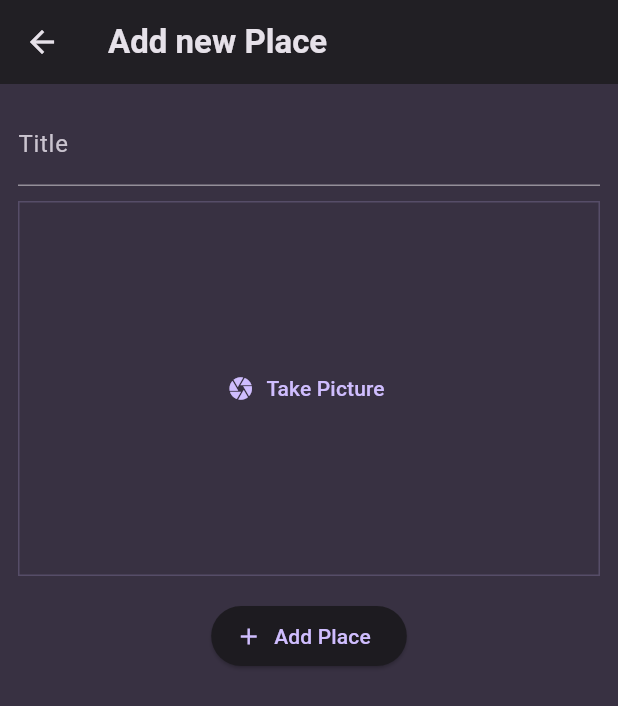
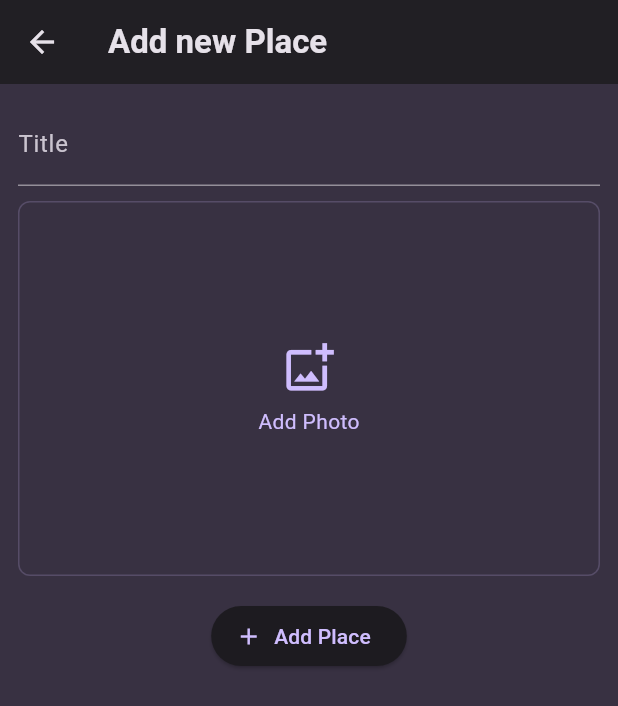
Before and after one commit to Mir-37/where_you_at, a Flutter app: the AddPlaceScreen screen opened directly, on a phone screen of 412 x 824 dp. Shown: the top 706 px of the screen. Run offline on Flutter 3.47's test engine with Material 3 defaults, Android fonts, the phone set to English and light mode, and no system bars; our stand-ins replace flutter_riverpod, google_fonts, image_picker.

Commit message:
refactor(core): migrate image handling from File to Uint8List across model, state, and UI

```diff
--- a/lib/models/place.dart
+++ b/lib/models/place.dart
@@ -1,5 +1,4 @@
-import 'dart:io';
-
+import 'package:flutter/foundation.dart';
 import 'package:uuid/uuid.dart';
 
 const uuid = Uuid();
@@ -7,7 +6,7 @@ const uuid = Uuid();
 class Place {
   final String id;
   final String title;
-  final File image;
+  final Uint8List imageBytes;
 
-  Place({required this.title, required this.image}) : id = uuid.v4();
+  Place({required this.title, required this.imageBytes}) : id = uuid.v4();
 }
--- a/lib/providers/user_places.dart
+++ b/lib/providers/user_places.dart
@@ -1,4 +1,4 @@
-import 'dart:io';
+import 'dart:typed_data';
 
 import 'package:flutter_riverpod/legacy.dart';
 import 'package:wya/models/place.dart';
@@ -6,8 +6,8 @@ import 'package:wya/models/place.dart';
 class UserPlacesNotifier extends StateNotifier<List<Place>> {
   UserPlacesNotifier() : super(const []);
 
-  void addPlace(String title, File image) {
-    final newPlace = Place(title: title, image: image);
+  void addPlace(String title, Uint8List imageBytes) {
+    final newPlace = Place(title: title, imageBytes: imageBytes);
     state = [newPlace, ...state];
   }
 }
--- a/lib/screens/add_place_screen.dart
+++ b/lib/screens/add_place_screen.dart
@@ -1,4 +1,4 @@
-import 'dart:io';
+import 'dart:typed_data';
 
 import 'package:flutter/material.dart';
 import 'package:flutter_riverpod/flutter_riverpod.dart';
@@ -14,7 +14,7 @@ class AddPlaceScreen extends ConsumerStatefulWidget {
 
 class AddPlaceScreenState extends ConsumerState<AddPlaceScreen> {
   final _titleController = TextEditingController();
-  File? _selectedImage;
+  Uint8List? _selectedImage;
 
   void _savePlace() {
     final enteredTitle = _titleController.text;
@@ -64,7 +64,7 @@ class AddPlaceScreenState extends ConsumerState<AddPlaceScreen> {
                 height: 10,
               ),
               ImageInput(
-                onPickImage: (image) {
+                onPickImage: (name, image) {
                   _selectedImage = image;
                 },
               ),
--- a/lib/screens/place_detail_screen.dart
+++ b/lib/screens/place_detail_screen.dart
@@ -16,8 +16,8 @@ class PlaceDetailScreen extends StatelessWidget {
       ),
       body: Stack(
         children: [
-          Image.file(
-            place.image,
+          Image.memory(
+            place.imageBytes,
             fit: BoxFit.cover,
             width: double.infinity,
             height: double.infinity,
--- a/lib/widgets/image_input.dart
+++ b/lib/widgets/image_input.dart
@@ -1,4 +1,4 @@
-import 'dart:io';
+import 'dart:typed_data';
 
 import 'package:flutter/material.dart';
 import 'package:image_picker/image_picker.dart';
@@ -6,7 +6,7 @@ import 'package:image_picker/image_picker.dart';
 class ImageInput extends StatefulWidget {
   const ImageInput({super.key, required this.onPickImage});
 
-  final void Function(File image) onPickImage;
+  final void Function(String fileName, Uint8List bytes) onPickImage;
 
   @override
   State<ImageInput> createState() {
@@ -15,57 +15,104 @@ class ImageInput extends StatefulWidget {
 }
 
 class _ImageInputState extends State<ImageInput> {
-  File? _selectedImage;
+  Uint8List? _imageBytes;
 
-  void _takePicture() async {
-    final imagePicker = ImagePicker();
-    final pickedImage = await imagePicker.pickImage(
-      source: ImageSource.camera,
-      maxWidth: 600,
+  final _picker = ImagePicker();
+
+  Future<void> _pick(ImageSource source) async {
+    final picked = await _picker.pickImage(
+      source: source,
+      maxWidth: 800,
+      imageQuality: 85,
     );
 
-    if (pickedImage == null) {
-      return;
-    }
+    if (picked == null) return;
+
+    final bytes = await picked.readAsBytes();
 
     setState(() {
-      _selectedImage = File(pickedImage.path);
+      _imageBytes = bytes;
     });
 
-    widget.onPickImage(_selectedImage!);
+    widget.onPickImage(picked.name, bytes);
+  }
+
+  void _showOptions() {
+    showModalBottomSheet(
+      context: context,
+      builder: (ctx) => SafeArea(
+        child: Column(
+          mainAxisSize: MainAxisSize.min,
+          children: [
+            ListTile(
+              leading: const Icon(Icons.camera_alt_outlined),
+              title: const Text('Take Photo'),
+              onTap: () {
+                Navigator.of(context).pop();
+                _pick(ImageSource.camera);
+              },
+            ),
+            ListTile(
+              leading: const Icon(Icons.photo_library_outlined),
+              title: const Text('Choose From Library'),
+              onTap: () {
+                Navigator.of(context).pop();
+                _pick(ImageSource.gallery);
+              },
+            ),
+          ],
+        ),
+      ),
+    );
   }
 
   @override
   Widget build(BuildContext context) {
-    Widget content = TextButton.icon(
-      icon: const Icon(Icons.camera),
-      label: const Text('Take Picture'),
-      onPressed: _takePicture,
-    );
-    if (_selectedImage != null) {
-      content = GestureDetector(
-        onTap: _takePicture,
-        child: Image.file(
-          _selectedImage!,
-          fit: BoxFit.contain,
-          width: double.infinity,
-          height: double.infinity,
+    return GestureDetector(
+      onTap: _showOptions,
+
+      child: Container(
+        alignment: Alignment.center,
+        height: 250,
+        width: double.infinity,
+        decoration: BoxDecoration(
+          border: Border.all(
+            color: Theme.of(context).colorScheme.primary.withAlpha(50),
+          ),
+          borderRadius: BorderRadius.circular(8),
         ),
-      );
-    }
-    return Container(
-      height: 250,
-      width: double.infinity,
-      decoration: BoxDecoration(
-        border: Border.all(
-          width: 1,
-          color: Theme.of(
-            context,
-          ).colorScheme.primary.withAlpha((255 * 0.2).round()),
-        ),
+        child: _imageBytes != null
+            ? ClipRRect(
+                borderRadius: BorderRadius.circular(8),
+                child: Image.memory(
+                  _imageBytes!,
+                  fit: BoxFit.cover,
+                  width: double.infinity,
+                  height: double.infinity,
+                ),
+              )
+            : Column(
+                mainAxisAlignment: MainAxisAlignment.center,
+                children: [
+                  Icon(
+                    Icons.add_photo_alternate_outlined,
+                    size: 36,
+                    color: Theme.of(context).colorScheme.primary,
+                  ),
+
+                  const SizedBox(
+                    height: 8,
+                  ),
+
+                  Text(
+                    'Add Photo',
+                    style: TextStyle(
+                      color: Theme.of(context).colorScheme.primary,
+                    ),
+                  ),
+                ],
+              ),
       ),
-      alignment: Alignment.center,
-      child: content,
     );
   }
 }
--- a/lib/widgets/places_list.dart
+++ b/lib/widgets/places_list.dart
@@ -15,7 +15,7 @@ class PlacesList extends StatelessWidget {
         itemBuilder: (ctx, index) => ListTile(
           leading: CircleAvatar(
             radius: 25,
-            backgroundImage: FileImage(places[index].image),
+            backgroundImage: MemoryImage((places[index].imageBytes)),
           ),
           title: Text(
             places[index].title,
```
